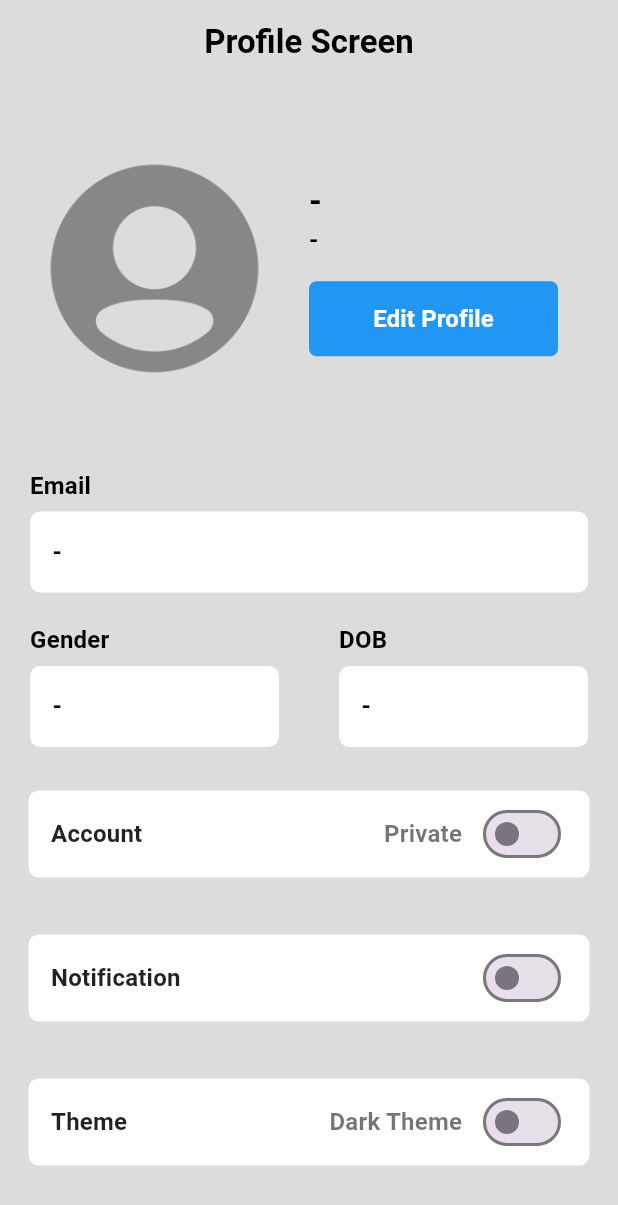
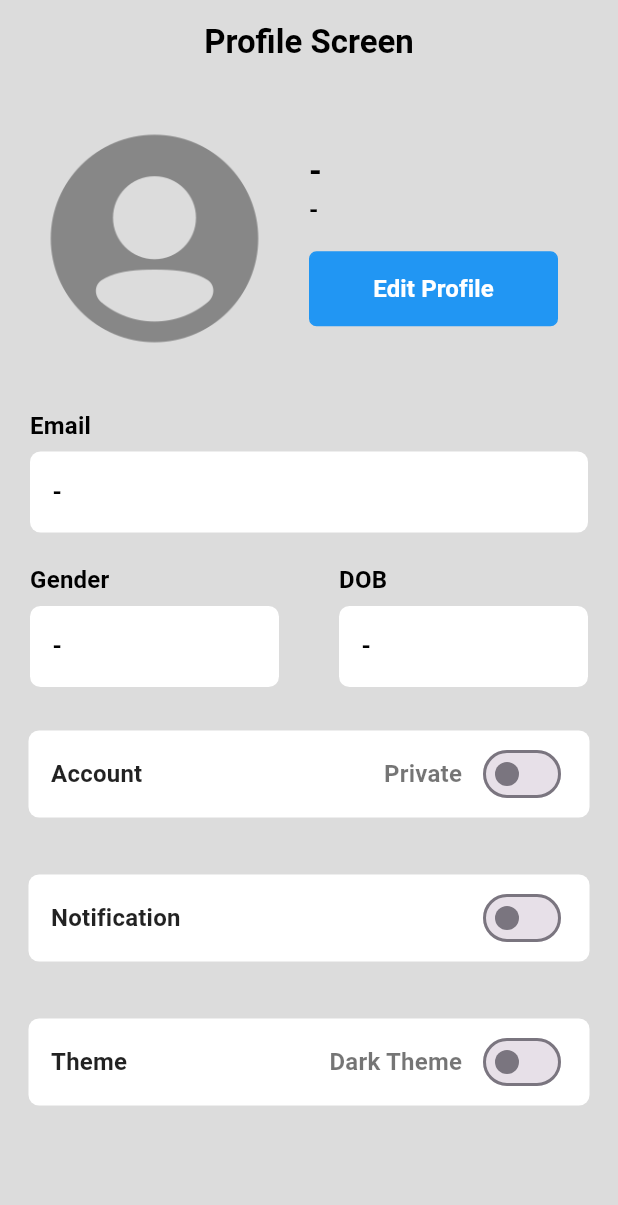
Before and after one commit to gemniaamir/bjssoft-task, a Flutter app: the screen it shows after launch, on a phone screen of 412 x 824 dp. Shown: the top 1205 px of the screen. Run offline on Flutter 3.47's test engine with Material 3 defaults, Android fonts, the phone set to English and light mode, and no system bars; our stand-ins replace image_picker, shared_preferences.

Commit message:
final changes

```diff
--- a/lib/features/profile/data/models/user_model.dart
+++ b/lib/features/profile/data/models/user_model.dart
@@ -1,3 +1,4 @@
+// ignore_for_file: public_member_api_docs, sort_constructors_first
 class UserModel {
   String? _username;
   String? _email;
@@ -10,6 +11,17 @@ class UserModel {
   String? _occupation;
 
   UserModel();
+
+  UserModel.withValues(
+      this._username,
+      this._email,
+      this._gender,
+      this._dob,
+      this._imagePath,
+      this._isPublic,
+      this._isDarkTheme,
+      this._isNotificationOn,
+      this._occupation);
 
   get username => _username;
 
@@ -46,4 +58,27 @@ class UserModel {
   setOccupation(value) => _occupation = value;
 
   get occupation => _occupation;
+
+  Map<String, dynamic> toJson() => {
+        '_username': _username ?? '',
+        '_email': _email ?? '',
+        '_gender': _gender ?? '',
+        '_dob': _dob ?? '',
+        '_imagePath': _imagePath ?? '',
+        '_isPublic': _isPublic ?? false,
+        '_isDarkTheme': _isDarkTheme ?? false,
+        '_isNotificationOn': _isNotificationOn ?? false,
+        '_occupation': _occupation ?? '',
+      };
+
+  UserModel.fromJson(Map<String, dynamic> json)
+      : _username = json['_username'] ?? '',
+        _email = json['_email'] ?? '',
+        _gender = json['_gender'] ?? '',
+        _dob = json['_dob'] ?? '',
+        _imagePath = json['_imagePath'] ?? '',
+        _isPublic = json['_isPublic'] ?? false,
+        _isDarkTheme = json['_isDarkTheme'] ?? false,
+        _isNotificationOn = json['_isNotificationOn'] ?? false,
+        _occupation = json['_occupation'] ?? '';
 }
--- a/lib/features/profile/presentation/pages/edit_profile_screen.dart
+++ b/lib/features/profile/presentation/pages/edit_profile_screen.dart
@@ -14,7 +14,6 @@ class EditProfileScreen extends StatelessWidget {
   Widget build(BuildContext context) {
     return Scaffold(
         appBar: AppBar(
-          iconTheme: const IconThemeData.fallback(),
           title: const LargeTitle(title: 'Edit Profile Screen'),
           centerTitle: true,
           backgroundColor: Constants.backgroundColor,
@@ -28,7 +27,7 @@ class EditProfileScreen extends StatelessWidget {
                 // Header Card
                 HeaderCard(
                   controller: controller,
-                  isEditVisible: false,
+                  isEditVisible: true,
                 ),
                 //
                 // Inforamtion Form
--- a/lib/features/profile/presentation/pages/profile_screen.dart
+++ b/lib/features/profile/presentation/pages/profile_screen.dart
@@ -25,10 +25,15 @@ class ProfileScreen extends StatelessWidget {
               children: [
                 //
                 // Header Card
-                HeaderCard(controller: controller, isEditVisible: true,),
+                HeaderCard(
+                  controller: controller,
+                  isEditVisible: false,
+                ),
                 //
                 // Inforamtion View
-                InfoView(controller: controller,)
+                InfoView(
+                  controller: controller,
+                )
               ],
             ),
           );
--- a/lib/features/profile/presentation/widgets/custom_form_field.dart
+++ b/lib/features/profile/presentation/widgets/custom_form_field.dart
@@ -7,11 +7,13 @@ class CustomFormField extends StatelessWidget {
     required this.title,
     required this.hintText,
     this.validator,
+    required this.editController
   }) : super(key: key);
 
   final String title;
   final String hintText;
   final String? Function(String?)? validator;
+  final TextEditingController editController;
 
   @override
   Widget build(BuildContext context) {
@@ -25,6 +27,7 @@ class CustomFormField extends StatelessWidget {
             height: 5,
           ),
           TextFormField(
+            controller: editController,
             validator: validator,
             autofocus: false,
             style: const TextStyle(fontWeight: FontWeight.bold),
--- a/lib/features/profile/presentation/widgets/custom_switch_field.dart
+++ b/lib/features/profile/presentation/widgets/custom_switch_field.dart
@@ -1,22 +1,24 @@
 // ignore_for_file: public_member_api_docs, sort_constructors_first, must_be_immutable
+import 'package:bjssoft/features/profile/presentation/providers/profile_provider.dart';
 import 'package:flutter/material.dart';
 
 import 'package:bjssoft/features/profile/presentation/widgets/medium_title.dart';
 
 class CustomSwitchField extends StatelessWidget {
-
   final String title;
   String? value;
   final bool switchState;
   final Function updateState;
+  final ProfileProvider controller;
 
-  CustomSwitchField({
-    Key? key,
-    required this.title,
-    this.value,
-    required this.switchState,
-    required this.updateState,
-  }) : super(key: key);
+  CustomSwitchField(
+      {Key? key,
+      required this.title,
+      this.value,
+      required this.switchState,
+      required this.updateState,
+      required this.controller})
+      : super(key: key);
 
   @override
   Widget build(BuildContext context) {
@@ -49,7 +51,8 @@ class CustomSwitchField extends StatelessWidget {
               Switch(
                   value: switchState,
                   onChanged: (updatedState) {
-                    updateState(updatedState);
+                    controller.updateUserSwitchValues(
+                        updateState, updatedState);
                   })
             ],
           )
--- a/lib/features/profile/presentation/widgets/header_card.dart
+++ b/lib/features/profile/presentation/widgets/header_card.dart
@@ -1,3 +1,5 @@
+import 'dart:io';
+
 import 'package:bjssoft/features/profile/presentation/providers/profile_provider.dart';
 import 'package:flutter/material.dart';
 
@@ -19,25 +21,82 @@ class HeaderCard extends StatelessWidget {
 
     return Row(
       children: [
+        Stack(
+          children: [
             Container(
               padding: const EdgeInsets.all(20),
               width: MediaQuery.of(context).size.width / 2,
-          child: controller.userModel.imagePath == null
+              height: MediaQuery.of(context).size.width / 2,
+              child: isEditVisible
+                  ? controller.imagePath == null ||
+                          controller.imagePath!.isEmpty
                       ? Hero(
                           tag: Constants.avatarKey,
                           child: Image.asset(
                             Constants.userPlaceholder,
                             width: size,
                             height: size,
+                            fit: BoxFit.cover,
                           ))
                       : Hero(
                           tag: Constants.avatarKey,
+                          child: ClipRRect(
+                            borderRadius: BorderRadius.circular(size),
                             child: Image.file(
-                    controller.userModel.imagePath,
+                              File(controller.imagePath!),
                               width: size,
+                              height: size,
+                              fit: BoxFit.cover,
+                            ),
+                          ))
+                  : (controller.userModel.imagePath == null ||
+                          controller.userModel.imagePath == '')
+                      ? Hero(
+                          tag: Constants.avatarKey,
+                          child: ClipRRect(
+                            borderRadius: BorderRadius.circular(size),
+                            child: Image.asset(
+                              Constants.userPlaceholder,
+                              width: size,
+                              height: size,
+                              fit: BoxFit.cover,
+                            ),
+                          ))
+                      : Hero(
+                          tag: Constants.avatarKey,
+                          child: ClipRRect(
+                            borderRadius: BorderRadius.circular(size),
+                            child: Image.file(
+                              File(controller.userModel.imagePath),
+                              width: size,
+                              fit: BoxFit.cover,
                               height: size,
                             ),
                           ),
+                        ),
+            ),
+            isEditVisible
+                ? Positioned(
+                    top: 20,
+                    left: 20,
+                    child: Container(
+                      decoration: const BoxDecoration(
+                          color: Colors.blue,
+                          borderRadius: BorderRadius.all(Radius.circular(10))),
+                      padding: const EdgeInsets.all(4),
+                      child: IconButton(
+                        icon: const Icon(
+                          Icons.edit,
+                          color: Colors.white,
+                          size: 36,
+                        ),
+                        onPressed: () {
+                          controller.selectProfileImage();
+                        },
+                      ),
+                    ))
+                : const SizedBox.shrink(),
+          ],
         ),
         SizedBox(
           width: MediaQuery.of(context).size.width / 2,
@@ -55,7 +114,7 @@ class HeaderCard extends StatelessWidget {
                 height: 15,
               ),
               // Edit Button
-              !isEditVisible
+              isEditVisible
                   ? const SizedBox.shrink()
                   : Container(
                       margin: const EdgeInsets.only(right: 40),
--- a/lib/features/profile/presentation/widgets/info_view.dart
+++ b/lib/features/profile/presentation/widgets/info_view.dart
@@ -43,11 +43,14 @@ class InfoView extends StatelessWidget {
                   ? 'Public'
                   : 'Private',
           switchState: controller.userModel.isPublic ?? false,
-            updateState: controller.userModel.setIsPublic),
+          updateState: controller.userModel.setIsPublic,
+          controller: controller,
+        ),
         // Account Visibility Switch
         CustomSwitchField(
             title: 'Notification',
             switchState: controller.userModel.isNotificationOn ?? false,
+            controller: controller,
             updateState: controller.userModel.setIsNotificationOn),
         CustomSwitchField(
             title: 'Theme',
@@ -57,6 +60,7 @@ class InfoView extends StatelessWidget {
                     ? 'Dark Theme'
                     : 'Light Theme',
             switchState: controller.userModel.isDarkTheme ?? false,
+            controller: controller,
             updateState: controller.userModel.setIsDarkTheme),
       ],
     );
--- a/lib/utils/constants.dart
+++ b/lib/utils/constants.dart
@@ -8,13 +8,18 @@ class Constants {
   // Assets constants
   static const String userPlaceholder = 'assets/images/user.png';
 
-  // Tags
+  // Tags & Keys
   static const String avatarKey = 'avatar-tag';
+  static const String userModelKey = 'saved-user-model';
 
   // Colors
-  static const Color backgroundColor =  Color.fromARGB(255, 220, 220, 220);
+  static const Color backgroundColor = Color.fromARGB(255, 220, 220, 220);
 
   // Regex
-  static RegExp isValidEmail = RegExp(r"^[a-zA-Z0-9.]+@[a-zA-Z0-9]+\.[a-zA-Z]+");
+  static RegExp isValidEmail =
+      RegExp(r"^[a-zA-Z0-9.]+@[a-zA-Z0-9]+\.[a-zA-Z]+");
+
+  // Messages
+  static const String emptyFieldErrorMessage = 'Please provide all fields';
 
 }
--- a/pubspec.yaml
+++ b/pubspec.yaml
@@ -13,6 +13,8 @@ dependencies:
 
   cupertino_icons: ^1.0.2
   provider: ^6.1.2
+  shared_preferences: ^2.2.3
+  image_picker: 1.0.7
 
 dev_dependencies:
   flutter_test:
```
Also changed, not shown: lib/features/profile/presentation/providers/profile_provider.dart (+98 -13 lines), lib/features/profile/presentation/widgets/info_form.dart (+22 -4 lines), pubspec.lock, 6 other files. Lines whose indentation alone changed are shown as unchanged.
